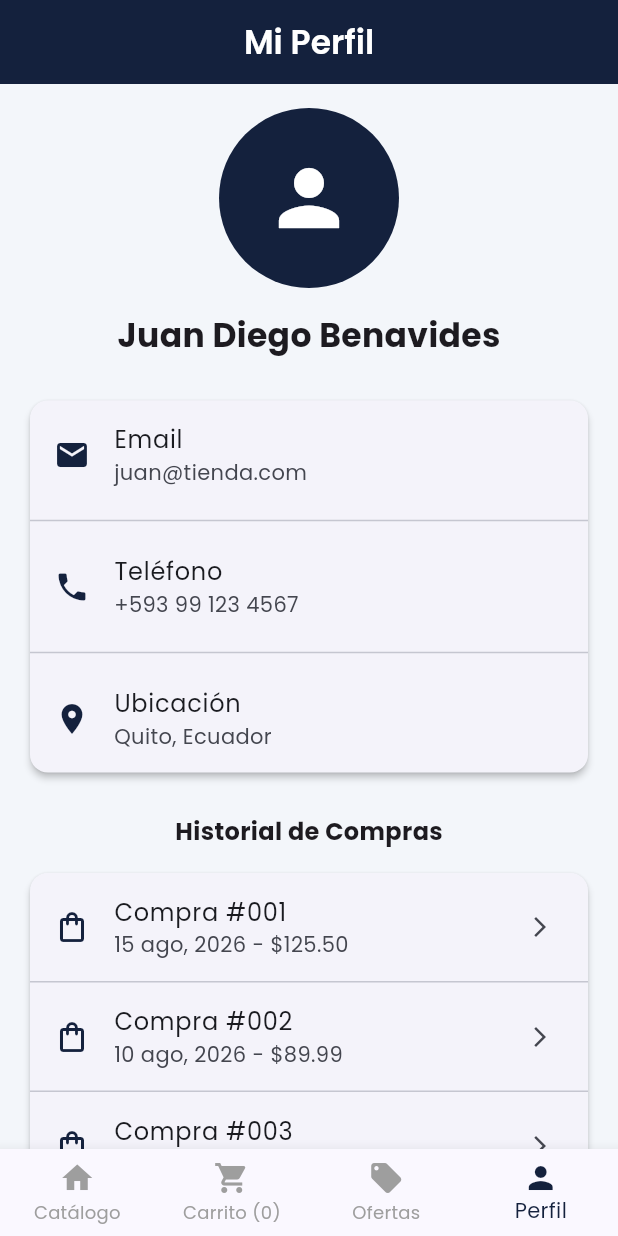
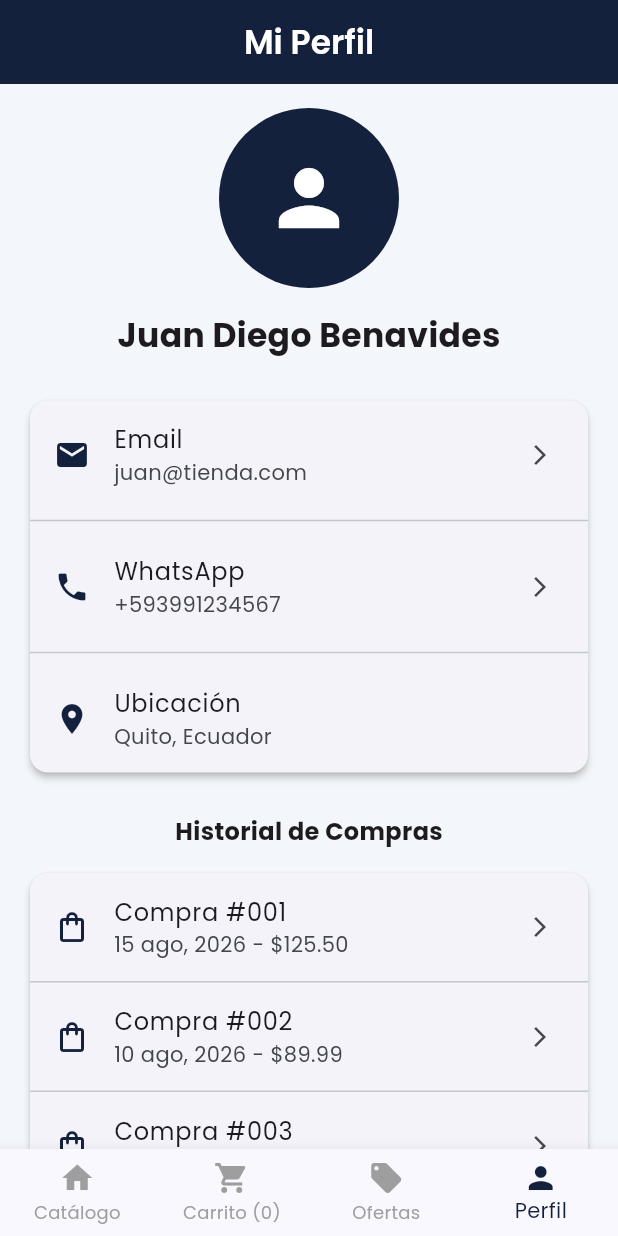
Before and after one commit to diegodv14/ecotec-programacion-movil-integradora-1, a Flutter app: the screen it shows after launch, item 4 of the bottom bar chosen, on a phone screen of 412 x 824 dp. Run offline on Flutter 3.47's test engine with Material 3 defaults, Android fonts, the phone set to English and light mode, and no system bars; our stand-ins replace google_fonts.

Commit message:
feat: integrar url_launcher para contactos en Perfil
- Instalar paquete url_launcher: ^6.4.0
- Implementar botón para abrir WhatsApp desde perfil
- Implementar botón para abrir correo electrónico
- Hacer ListTile de contactos interactivos

```diff
--- a/lib/screens/perfil_page.dart
+++ b/lib/screens/perfil_page.dart
@@ -1,5 +1,6 @@
 import 'package:flutter/material.dart';
 import 'package:google_fonts/google_fonts.dart';
+import 'package:url_launcher/url_launcher.dart';
 
 import '../theme/app_colors.dart';
 
@@ -13,7 +14,21 @@ class PerfilPage extends StatefulWidget {
 class _PerfilPageState extends State<PerfilPage> {
   late String nombre = 'Juan Diego Benavides';
   late String email = 'juan@tienda.com';
-  late String telefono = '+593 99 123 4567';
+  late String telefono = '+593991234567';
+
+  Future<void> _abrirWhatsApp() async {
+    final url = 'https://wa.me/593991234567?text=Hola%20quiero%20consultar%20sobre%20los%20productos';
+    if (await canLaunchUrl(Uri.parse(url))) {
+      await launchUrl(Uri.parse(url), mode: LaunchMode.externalApplication);
+    }
+  }
+
+  Future<void> _abrirCorreo() async {
+    final url = 'mailto:$email';
+    if (await canLaunchUrl(Uri.parse(url))) {
+      await launchUrl(Uri.parse(url));
+    }
+  }
 
   @override
   Widget build(BuildContext context) {
@@ -57,12 +72,16 @@ class _PerfilPageState extends State<PerfilPage> {
                     leading: const Icon(Icons.email, color: AppColors.primaryNavy),
                     title: const Text('Email'),
                     subtitle: Text(email),
+                    onTap: _abrirCorreo,
+                    trailing: const Icon(Icons.arrow_forward_ios, size: 16),
                   ),
                   const Divider(),
                   ListTile(
                     leading: const Icon(Icons.phone, color: AppColors.primaryNavy),
-                    title: const Text('Teléfono'),
+                    title: const Text('WhatsApp'),
                     subtitle: Text(telefono),
+                    onTap: _abrirWhatsApp,
+                    trailing: const Icon(Icons.arrow_forward_ios, size: 16),
                   ),
                   const Divider(),
                   ListTile(
--- a/pubspec.yaml
+++ b/pubspec.yaml
@@ -13,8 +13,9 @@ dependencies:
 
   cupertino_icons: ^1.0.6
 
-  # Paquete externo instalado para la Actividad Integradora 1.
+  # Paquetes externos instalados.
   google_fonts: ^8.1.0
+  url_launcher: ^6.4.0
 
 dev_dependencies:
   flutter_test:
```
